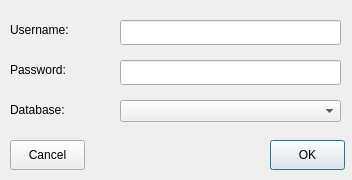
Before: the Qt Designer form trunk/ui/loginfrm.ui in BackupTheBerlios/first4-svn, drawn with Qt 5.
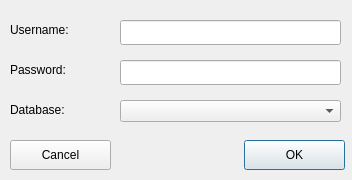
After: the same form once the commit is applied. Icons and pictures are not drawn.

What changed in the file:
```diff
--- a/trunk/ui/loginfrm.ui
+++ b/trunk/ui/loginfrm.ui
@@ -116,7 +116,7 @@
     <rect>
      <x>10</x>
      <y>140</y>
-     <width>75</width>
+     <width>101</width>
      <height>30</height>
     </rect>
    </property>
@@ -133,9 +133,9 @@
   <widget class="QPushButton" name="btnok" >
    <property name="geometry" >
     <rect>
-     <x>270</x>
+     <x>244</x>
      <y>140</y>
-     <width>75</width>
+     <width>101</width>
      <height>30</height>
     </rect>
    </property>
```
Left out of the diff: 2 changed lines with no effect on the pictures.
